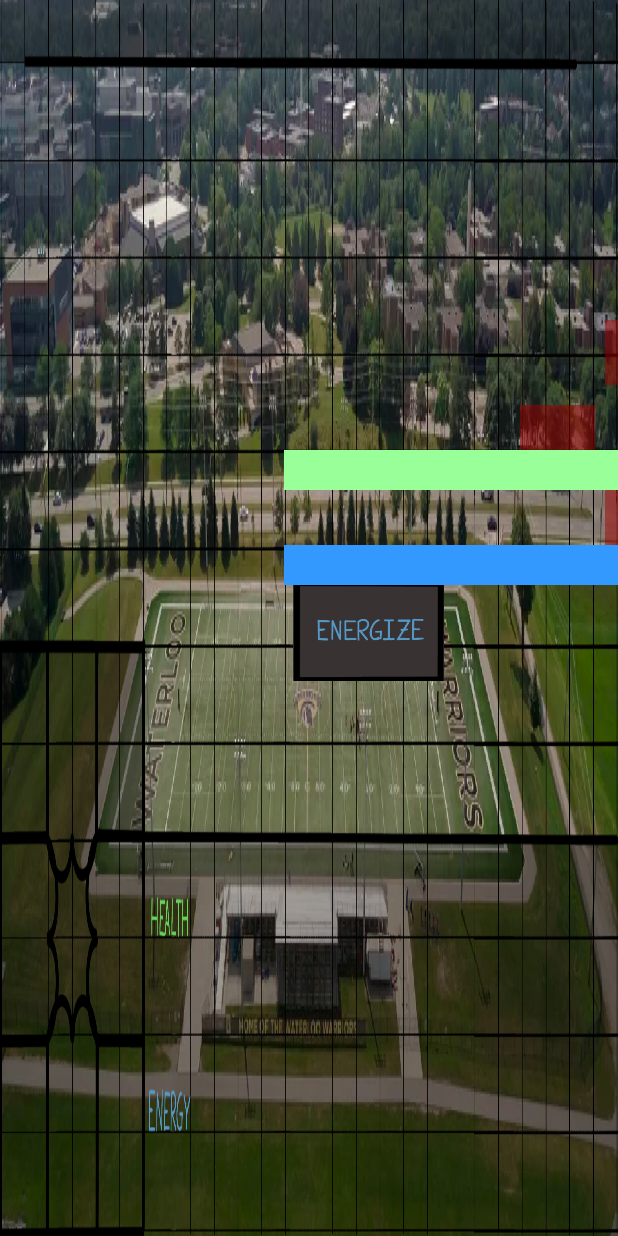
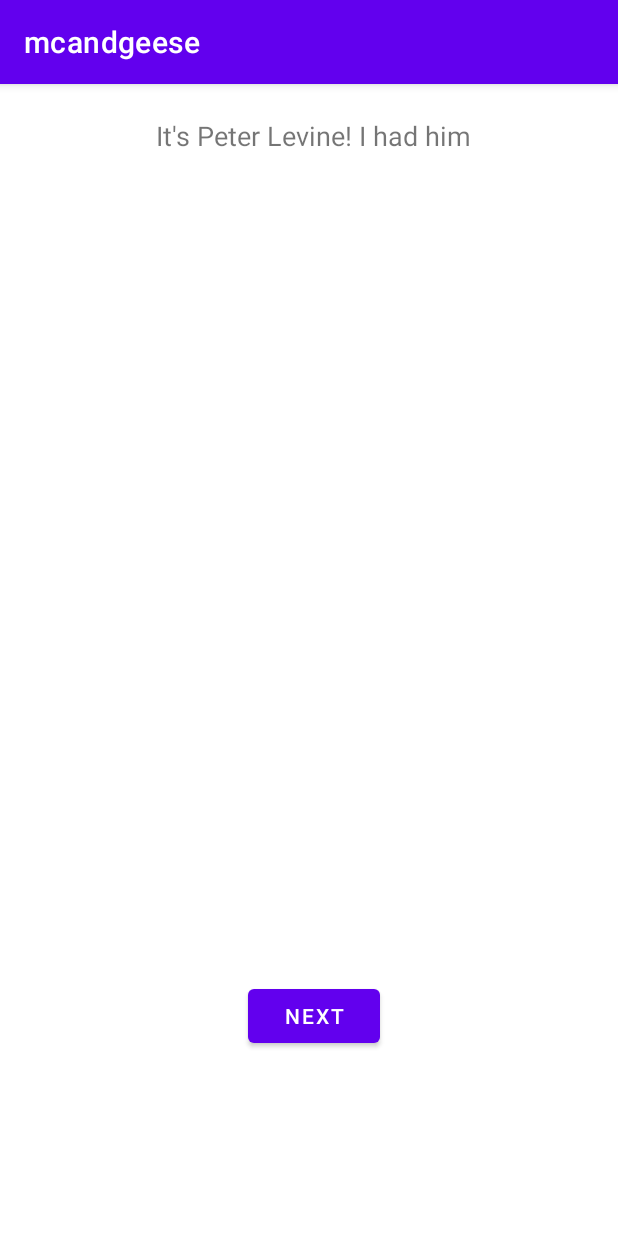
Before and after one commit to DaivikGoel/mcandgeese, an Android app: the BuildingScreen screen opened directly, with no data from a screen before it, after a tap on "FIGHT", on a phone screen of 412 x 824 dp. Run offline under Robolectric (Android 15) with nearby library versions, the phone set to English and light mode, and no system bars; 1 statement that could not run was skipped; 1 other tap on this screen came first.

Commit message:
-Added a monster transition screen -Skeleton code to facilitate different monsters and remembering which monsters are alive and dead

```diff
--- a/app/src/main/AndroidManifest.xml
+++ b/app/src/main/AndroidManifest.xml
@@ -11,6 +11,7 @@
         android:supportsRtl="true"
         android:theme="@style/Theme.Mcandgeese">
         <activity android:name=".transition_screen"></activity>
+        <activity android:name=".MonsterTransitionScreen"></activity>
         <activity android:name=".BattleScreen" />
         <activity android:name=".BuildingScreen" />
         <activity
--- a/app/src/main/java/com/example/mcandgeese/BuildingScreen.java
+++ b/app/src/main/java/com/example/mcandgeese/BuildingScreen.java
@@ -71,6 +71,15 @@
         }
     }
 
+    public void goToMonsterTransitionScreen(View view) {
+        Intent intent = new Intent(BuildingScreen.this, MonsterTransitionScreen.class);
+        Monster generatedMonster = new Monster();
+        System.out.println(generatedMonster.getMonsterName());
+        intent.putExtra("MONSTER_ID", generatedMonster.getMonsterID());
+        intent.putExtra("MONSTER_NAME", generatedMonster.getMonsterName());
+        startActivity(intent);
+    }
+
     public void goToMapScreen(View view) {
         Intent intent = new Intent(BuildingScreen.this, MapScreen.class);
         startActivity(intent);
--- a/app/src/main/java/com/example/mcandgeese/Monster.java
+++ b/app/src/main/java/com/example/mcandgeese/Monster.java
@@ -4,9 +4,11 @@
 
 import java.util.ArrayList;
 import java.util.Arrays;
+import java.util.HashMap;
 import java.util.HashSet;
 import java.util.LinkedList;
 import java.util.List;
+import java.util.Map;
 import java.util.Random;
 import java.util.Set;
 
@@ -14,38 +16,45 @@
     public String monsterName;
     public int monsterHealth;
     public int monsterHitPoints;
+    public int monsterID;
 
-    public Set<String> monsters = new HashSet<>(Arrays.asList("Goose", "Peter-Levine"));
+    Map<Integer, String> monsters = new HashMap<Integer, String>() {{
+        put(1, "Goose");
+        put(2, "Peter Levine");
+    }};
     public List<String> monsterQuotes = new ArrayList<>(Arrays.asList("Wow would you look at that, it's an ECE student", "ECE students must be punished for what they have done to us"));
 
     // generates a monster
     public Monster() {
-        Set<String> tempMonsters = new HashSet<>(monsters);
-        Set<String> visited = ((GlobalVariables) this.getApplication()).getClearedMonsters();
-        for (String s : visited) {
-            tempMonsters.remove(s);
+        HashMap<Integer, String> tempMonsters = new HashMap<>(monsters);
+        //HashSet<Integer> visited = ((GlobalVariables) this.getApplication()).clearedMonsters;
+        HashSet<Integer> visited = new HashSet<>();
+        for (Integer i: visited) {
+            tempMonsters.remove(i);
         }
         Random rand = new Random();
         int upper = tempMonsters.size();
         int randomInt = rand.nextInt(upper);
         if (upper == 0) {
             this.monsterName = "A ghost of a former enemy lies here";
+            this.monsterID = 0;
             this.monsterHealth = 1;
             this.monsterHitPoints = 1;
             return;
         }
         int iterator = 0;
-        for (String s : tempMonsters) {
+        for (Integer i : tempMonsters.keySet()) {
             if (iterator == randomInt) {
-                this.monsterName = s;
+                this.monsterID = i;
+                this.monsterName = tempMonsters.get(i);
                 this.monsterHealth = new Random().nextInt(100);
                 this.monsterHitPoints = new Random().nextInt(20);
-                ((GlobalVariables) this.getApplication()).addClearedMonsters(s);
+                //((GlobalVariables) this.getApplication()).addClearedMonsters(i);
                 return;
             }
             iterator++;
         }
-
+        this.monsterID = -1;
         this.monsterName = "A mysterious being prowls in the night";
         this.monsterHealth = new Random().nextInt(200);
         this.monsterHitPoints = new Random().nextInt(69);
@@ -59,6 +68,10 @@
         return this.monsterHitPoints;
     }
 
+    public int getMonsterID() {
+        return this.monsterID;
+    }
+
     public String getMonsterName() {
         return this.monsterName;
     }
--- /dev/null
+++ b/app/src/main/java/com/example/mcandgeese/MonsterTransitionScreen.java
@@ -0,0 +1,41 @@
+package com.example.mcandgeese;
+
+import android.content.Intent;
+import android.net.Uri;
+import android.os.Bundle;
+import android.view.View;
+import android.widget.VideoView;
+
+import androidx.appcompat.app.AppCompatActivity;
+
+public class MonsterTransitionScreen extends AppCompatActivity {
+    @Override
+    protected void onCreate(Bundle savedInstanceState) {
+        super.onCreate(savedInstanceState);
+        setContentView(R.layout.monster_transition_screen);
+
+        int monsterID = getIntent().getIntExtra("MONSTER_ID", -1);
+        String monsterName = getIntent().getStringExtra("MONSTER_NAME");
+        String monsterText = "";
+        switch(monsterID) {
+            case(1):
+                monsterText = "Oh my gosh. I've seen these types of animals before. Horrible, vicious, hateful creatures. They've been known to take copious number twos in our cherished park grasses. It's a Goose!";
+                break;
+            case(2):
+                monsterText = "It's Peter Levine! I had him for ECE240. It will be a long, difficult and painful struggle. But we have no choice but to take him on.";
+        }
+
+
+        final TypeWriter tw = (TypeWriter) findViewById(R.id.animatedtyping2);
+        tw.setText("");
+        tw.setCharacterDelay(70);
+        tw.animateText(monsterText);
+    }
+
+    public void monsterToBattleScreen(View view) {
+        int monsterID = getIntent().getIntExtra("MONSTER_ID", -1);
+        Intent intent = new Intent(MonsterTransitionScreen.this, BattleScreen.class);
+        intent.putExtra("MONSTER_ID", monsterID);
+        startActivity(intent);
+    }
+}
--- a/app/src/main/res/layout/activity_building_screen.xml
+++ b/app/src/main/res/layout/activity_building_screen.xml
@@ -50,7 +50,7 @@
         android:id="@+id/FIGHT"
         android:layout_width="wrap_content"
         android:layout_height="wrap_content"
-        android:onClick="goToBattleScreen"
+        android:onClick="goToMonsterTransitionScreen"
         android:text="FIGHT"
         app:layout_constraintBottom_toBottomOf="parent"
         app:layout_constraintEnd_toStartOf="@+id/RUN"
--- /dev/null
+++ b/app/src/main/res/layout/monster_transition_screen.xml
@@ -0,0 +1,35 @@
+<?xml version="1.0" encoding="utf-8"?>
+<androidx.constraintlayout.widget.ConstraintLayout xmlns:android="http://schemas.android.com/apk/res/android"
+    xmlns:app="http://schemas.android.com/apk/res-auto"
+    xmlns:tools="http://schemas.android.com/tools"
+    android:layout_width="match_parent"
+    android:layout_height="match_parent">
+
+    <Button
+        android:id="@+id/skip2"
+        android:layout_width="wrap_content"
+        android:layout_height="wrap_content"
+        android:onClick="monsterToBattleScreen"
+        android:text="Next"
+        app:layout_constraintBottom_toBottomOf="parent"
+        app:layout_constraintEnd_toEndOf="parent"
+        app:layout_constraintHorizontal_bias="0.51"
+        app:layout_constraintStart_toStartOf="parent"
+        app:layout_constraintTop_toTopOf="parent"
+        app:layout_constraintVertical_bias="0.83" />
+
+    <com.example.mcandgeese.TypeWriter
+        android:id="@+id/animatedtyping2"
+        android:layout_width="wrap_content"
+        android:layout_height="wrap_content"
+        android:layout_marginTop="33dp"
+        android:padding="10pt"
+        android:text="Test"
+        android:textSize="18sp"
+        app:layout_constraintBottom_toTopOf="@+id/constraintLayout"
+        app:layout_constraintEnd_toEndOf="parent"
+        app:layout_constraintHorizontal_bias="0.521"
+        app:layout_constraintStart_toStartOf="parent"
+        app:layout_constraintTop_toBottomOf="@+id/transitionvideo" />
+
+</androidx.constraintlayout.widget.ConstraintLayout>
```
Also changed, not shown: app/src/main/java/com/example/mcandgeese/GlobalVariables.java (+6 -6 lines).
